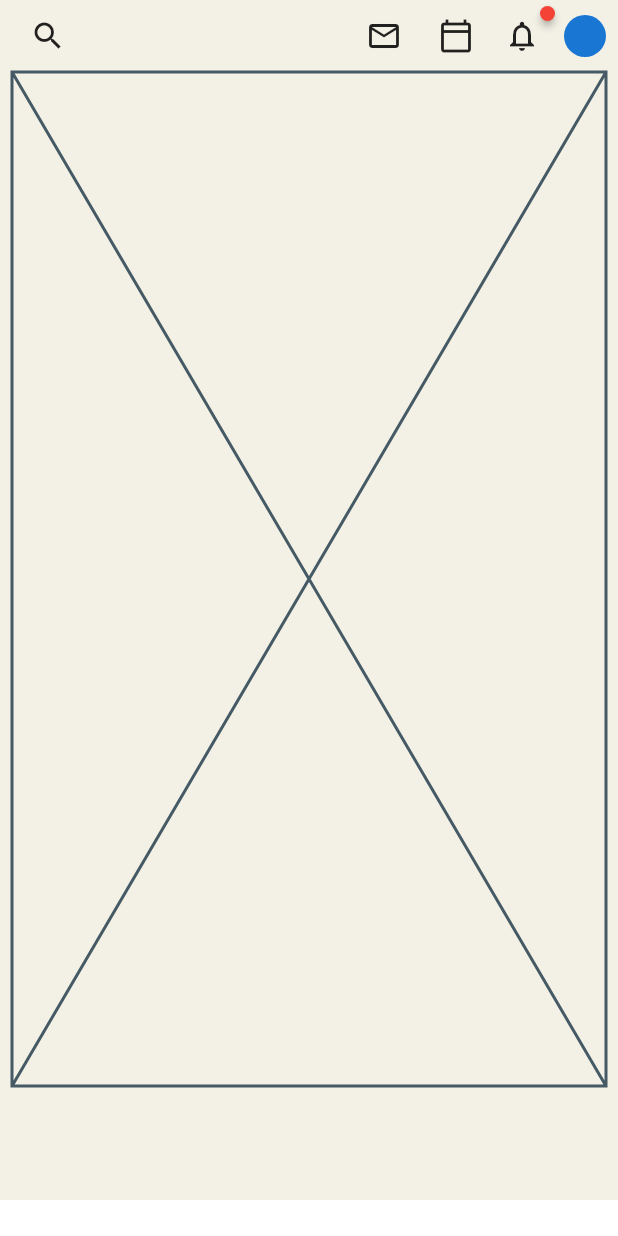
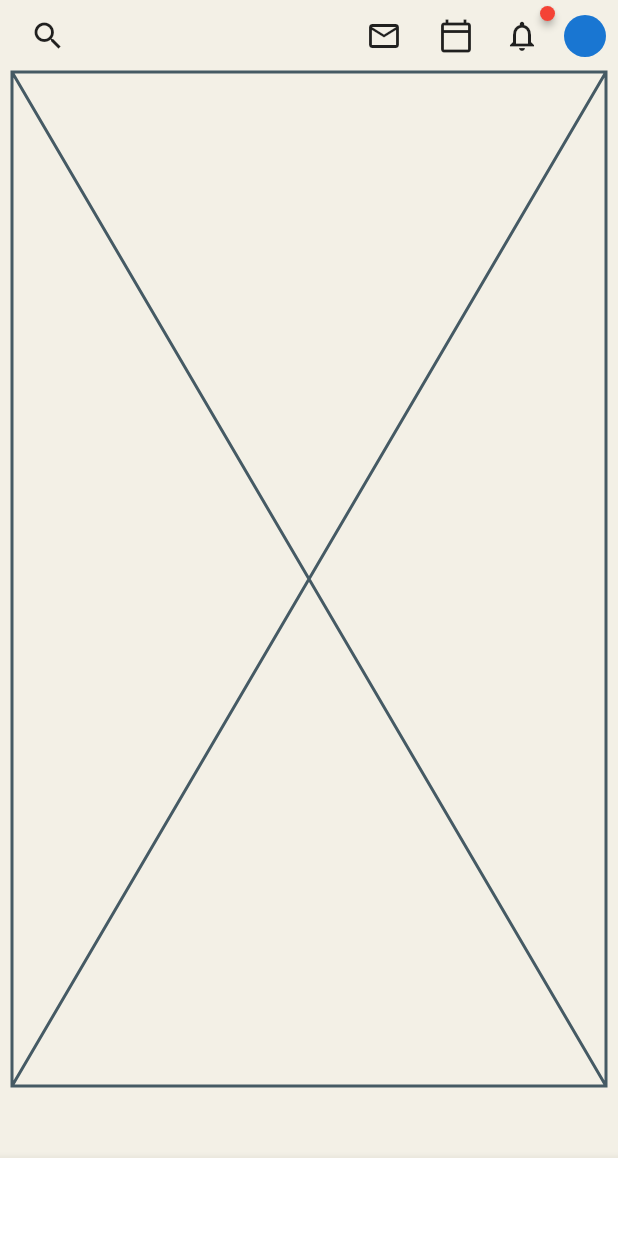
Before and after one commit to JAICHANGPARK/flutter_notebook_11th_story, a Flutter app: the screen it shows after launch, on a phone screen of 412 x 824 dp. Run offline on Flutter 3.47's test engine with Material 2 defaults, Android fonts, the phone set to English and light mode, and no system bars; drawn by our look-alikes of badges.

Commit message:
Update clubhouse_home_page.dart

```diff
--- a/lib/ep701_clubhouse/ui/clubhouse_home_page.dart
+++ b/lib/ep701_clubhouse/ui/clubhouse_home_page.dart
@@ -52,11 +52,14 @@ class _ClubhouseHomePageState extends State<ClubhouseHomePage> {
             right: 8,
           ),
           Positioned(
-            child: Container(
-              height: 24,
-
-              decoration: BoxDecoration(
-                color: Colors.white,
+            child: PhysicalModel(
+              color: Colors.black,
+              elevation: 5,
+              child: Container(
+                height: 52,
+                decoration: BoxDecoration(
+                  color: Colors.white,
+                ),
               ),
             ),
             bottom: 0,
```
